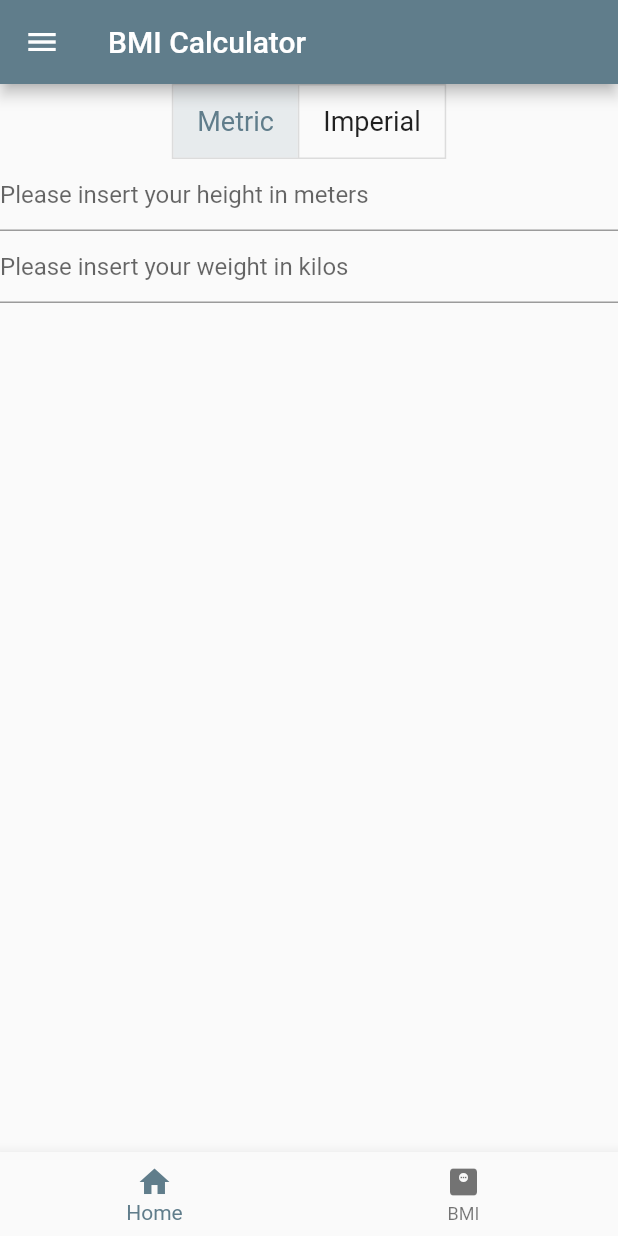
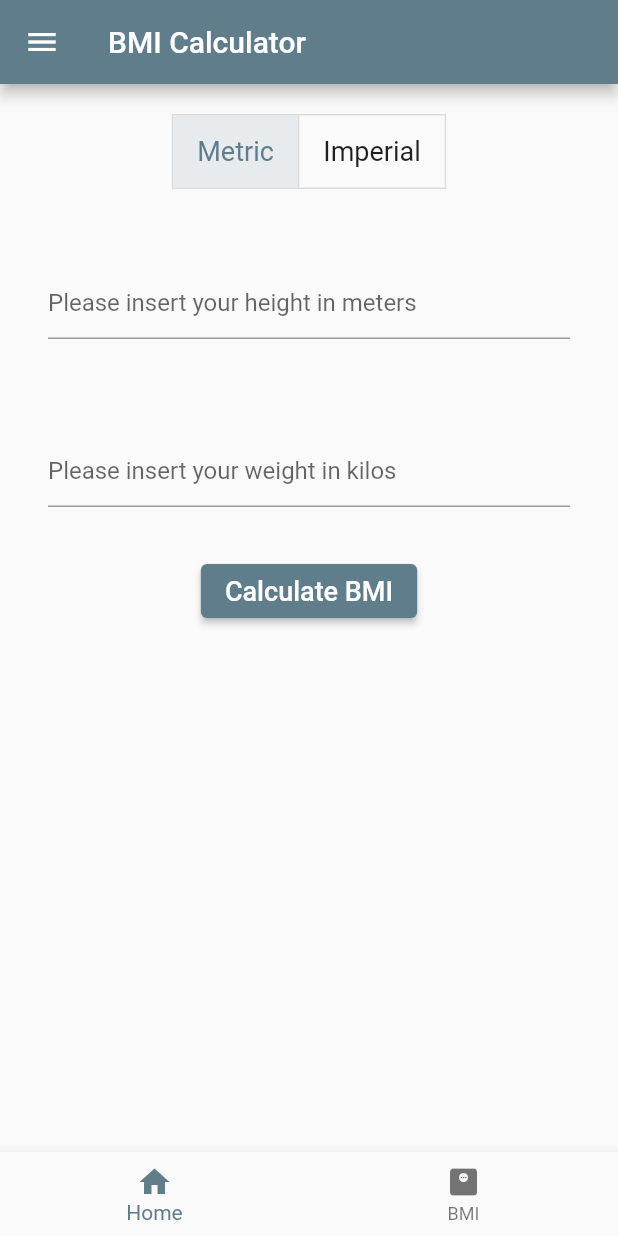
Before and after one commit to MillieNakiganda/FlutterSampleApp, a Flutter app: the BmiScreen screen opened by its route, on a phone screen of 412 x 824 dp. Run offline on Flutter 3.47's test engine with Material 2 defaults, Android fonts, the phone set to English and light mode, and no system bars.

Commit message:
ch: add padding to widgets, make column scroll view, calculate bmi

```diff
--- a/lib/screens/bmi_screen.dart
+++ b/lib/screens/bmi_screen.dart
@@ -38,9 +38,12 @@ class _BmiScreenState extends State<BmiScreen> {
         appBar: AppBar(title: const Text('BMI Calculator')),
         drawer: const MenuDrawer(),
         bottomNavigationBar: const MenuBottom(),
-        body: Column(
+        body: SingleChildScrollView(
+          child: Column(
             children: [
-            ToggleButtons(
+              Padding(
+                padding: const EdgeInsets.symmetric(vertical: 20),
+                child: ToggleButtons(
                     isSelected: isSelected,
                     onPressed: toggleMeasure,
                     children: [
@@ -57,15 +60,28 @@ class _BmiScreenState extends State<BmiScreen> {
                             style: TextStyle(fontSize: fontsize),
                           ))
                     ]),
-            TextField(
+              ),
+              Padding(
+                padding: const EdgeInsets.all(32.0),
+                child: TextField(
                     controller: txtHeight,
                     keyboardType: TextInputType.number,
                     decoration: InputDecoration(hintText: heightMessage)),
-            TextField(
+              ),
+              Padding(
+                padding: const EdgeInsets.all(32.0),
+                child: TextField(
                     controller: txtWeight,
                     keyboardType: TextInputType.number,
-                decoration: InputDecoration(hintText: weightMessage))
+                    decoration: InputDecoration(hintText: weightMessage)),
+              ),
+              ElevatedButton(
+                  onPressed: findBmi,
+                  child: Text('Calculate BMI',
+                      style: TextStyle(fontSize: fontsize))),
+              Text(result, style: TextStyle(fontSize: fontsize))
             ],
+          ),
         ));
   }
 
@@ -81,4 +97,20 @@ class _BmiScreenState extends State<BmiScreen> {
       isSelected = [isMetric, isImperial];
     });
   }
+
+  void findBmi() {
+    double bmi = 0;
+    double height = double.tryParse(txtHeight.text) ?? 0;
+    double weight = double.tryParse(txtWeight.text) ?? 0;
+
+    if (isMetric) {
+      bmi = weight / (height * height);
+    } else {
+      bmi = weight * 703 / (height * height);
     }
+
+    setState(() {
+      result = 'Your BMI is ${bmi.toStringAsFixed(2)}';
+    });
+  }
+}
```
Lines whose indentation alone changed are shown as unchanged.
